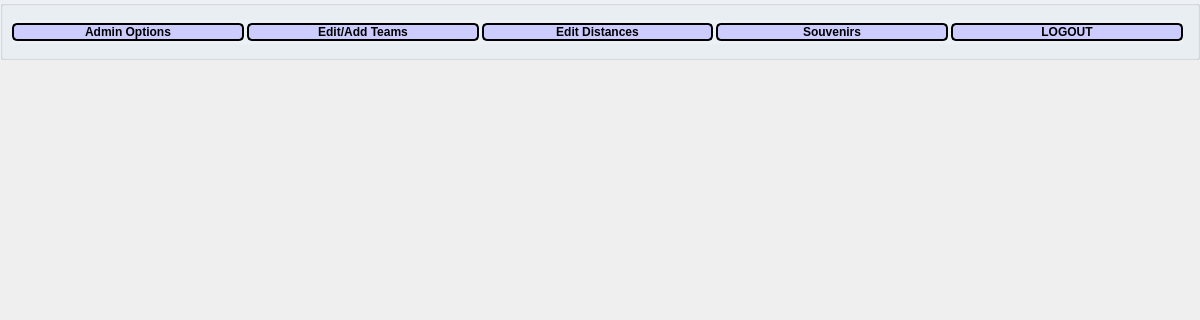
The window that CS1D-Basketball-master/Basketball/admin.ui (moetaei/CS1D-Basketball) describes before a commit, drawn with Qt 5; both pictures show x 0 to 1200 and y 0 to 320 of the 1200 by 700 pixel window.
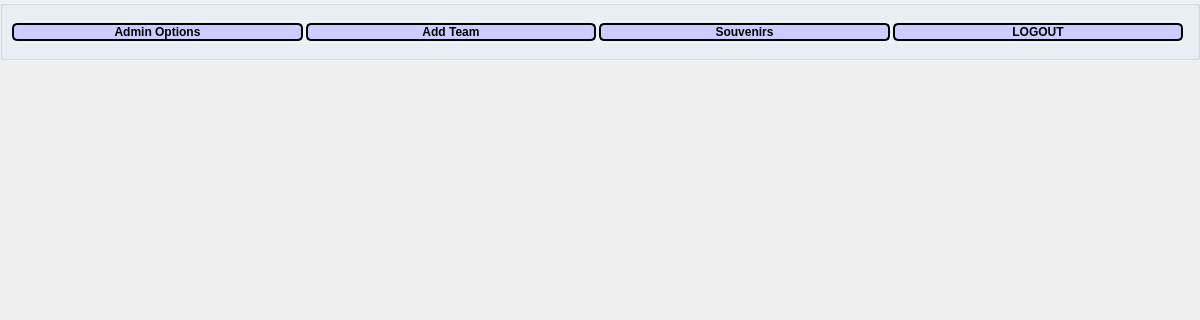
The same window after the commit.

```diff
--- a/CS1D-Basketball-master/Basketball/admin.ui
+++ b/CS1D-Basketball-master/Basketball/admin.ui
@@ -38,7 +38,7 @@
       <height>24</height>
      </rect>
     </property>
-    <layout class="QHBoxLayout" name="horizontalLayout" stretch="0,0,0,0,0">
+    <layout class="QHBoxLayout" name="horizontalLayout" stretch="0,0,0,0">
      <property name="spacing">
       <number>3</number>
      </property>
@@ -92,34 +92,7 @@
 border-radius: 5px;</string>
        </property>
        <property name="text">
-        <string>Edit/Add Teams</string>
-       </property>
-      </widget>
-     </item>
-     <item>
-      <widget class="QPushButton" name="distanceButton">
-       <property name="maximumSize">
-        <size>
-         <width>16777215</width>
-         <height>16777215</height>
-        </size>
-       </property>
-       <property name="font">
-        <font>
-         <pointsize>9</pointsize>
-         <weight>75</weight>
-         <bold>true</bold>
-        </font>
-       </property>
-       <property name="styleSheet">
-        <string notr="true">background-color:#ccccff;
-border-style: solid;
-border-color: black;
-border-width: 2px;
-border-radius: 5px;</string>
-       </property>
-       <property name="text">
-        <string>Edit Distances</string>
+        <string>Add Team</string>
        </property>
       </widget>
      </item>
```
